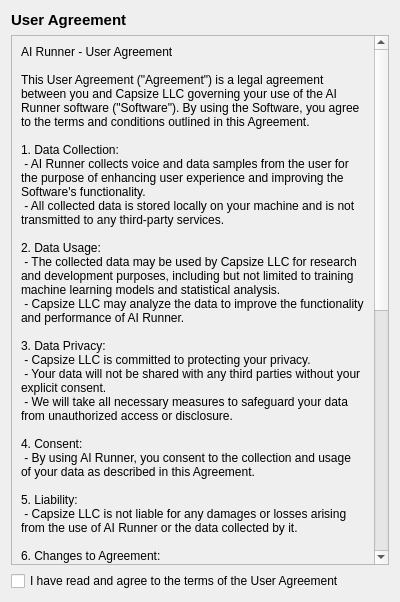
First picture: the form in src/airunner/windows/setup_wizard/user_agreement/templates/user_agreement.ui, repository Capsize-Games/airunner, before the edit.
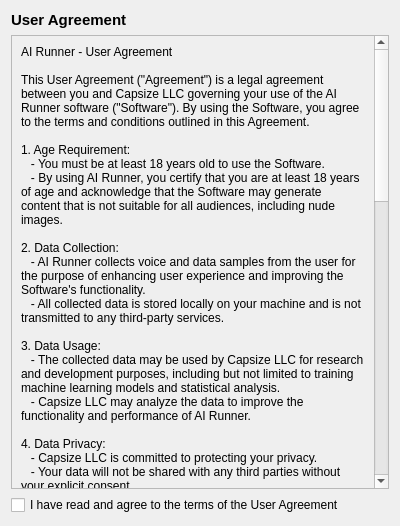
Second picture: the form after the edit.

```diff
--- a/src/airunner/windows/setup_wizard/user_agreement/templates/user_agreement.ui
+++ b/src/airunner/windows/setup_wizard/user_agreement/templates/user_agreement.ui
@@ -7,7 +7,7 @@
     <x>0</x>
     <y>0</y>
     <width>400</width>
-    <height>602</height>
+    <height>526</height>
    </rect>
   </property>
   <property name="windowTitle">
@@ -25,7 +25,7 @@
         <x>0</x>
         <y>0</y>
         <width>366</width>
-        <height>902</height>
+        <height>1565</height>
        </rect>
       </property>
       <layout class="QGridLayout" name="gridLayout">
@@ -36,43 +36,53 @@
 
 This User Agreement (&quot;Agreement&quot;) is a legal agreement between you and Capsize LLC governing your use of the AI Runner software (&quot;Software&quot;). By using the Software, you agree to the terms and conditions outlined in this Agreement.
 
-1. Data Collection:
- - AI Runner collects voice and data samples from the user for the purpose of enhancing user experience and improving the Software's functionality.
- - All collected data is stored locally on your machine and is not transmitted to any third-party services.
+1. Age Requirement:
+   - You must be at least 18 years old to use the Software.
+   - By using AI Runner, you certify that you are at least 18 years of age and acknowledge that the Software may generate content that is not suitable for all audiences, including nude images.
 
-2. Data Usage:
- - The collected data may be used by Capsize LLC for research and development purposes, including but not limited to training machine learning models and statistical analysis.
- - Capsize LLC may analyze the data to improve the functionality and performance of AI Runner.
+2. Data Collection:
+   - AI Runner collects voice and data samples from the user for the purpose of enhancing user experience and improving the Software's functionality.
+   - All collected data is stored locally on your machine and is not transmitted to any third-party services.
 
-3. Data Privacy:
- - Capsize LLC is committed to protecting your privacy.
- - Your data will not be shared with any third parties without your explicit consent.
- - We will take all necessary measures to safeguard your data from unauthorized access or disclosure.
+3. Data Usage:
+   - The collected data may be used by Capsize LLC for research and development purposes, including but not limited to training machine learning models and statistical analysis.
+   - Capsize LLC may analyze the data to improve the functionality and performance of AI Runner.
 
-4. Consent:
- - By using AI Runner, you consent to the collection and usage of your data as described in this Agreement.
+4. Data Privacy:
+   - Capsize LLC is committed to protecting your privacy.
+   - Your data will not be shared with any third parties without your explicit consent.
+   - We will take all necessary measures to safeguard your data from unauthorized access or disclosure.
 
-5. Liability:
- - Capsize LLC is not liable for any damages or losses arising from the use of AI Runner or the data collected by it.
+5. Consent:
+   - By using AI Runner, you consent to the collection and usage of your data as described in this Agreement.
 
-6. Changes to Agreement:
- - Capsize LLC reserves the right to modify this Agreement at any time. Any changes will be notified to users through AI Runner or Capsize LLC's website.
+6. Liability:
+   - Capsize LLC is not liable for any damages or losses arising from the use of AI Runner or the data collected by it.
+   - Capsize LLC is not responsible for any offensive or inappropriate content generated by AI Runner.
 
-7. Contact:
- - If you have any questions or concerns about this Agreement or AI Runner, please contact Capsize LLC at [insert contact information].
+7. Changes to Agreement:
+   - Capsize LLC reserves the right to modify this Agreement at any time. Any changes will be notified to users through AI Runner or Capsize LLC's website.
 
-8. Experimental Features:
- - AI Runner includes highly experimental features such as vision and voice processing chatbots and image generation capabilities.
- - These features are intended for use by adults and experts only and should not be relied upon for critical or sensitive tasks.
- - The outputs generated by these experimental features may be inaccurate, biased, or inappropriate, and should be treated with caution and skepticism.
- - Capsize LLC makes no guarantees or warranties regarding the performance, reliability, or suitability of these experimental features.
+8. Contact:
+   - If you have any questions or concerns about this Agreement or AI Runner, please contact Capsize LLC at [insert contact information].
 
-9. Open Source Software:
- - AI Runner is an open source software application that is capable of running open source AI models.
- - The use of open source AI models within AI Runner is subject to the respective licenses and terms of those models.
- - Capsize LLC is not responsible for the functionality, performance, or content of the open source AI models used within AI Runner.
+9. Content Warning:
+   - AI Runner includes features that can generate images and content, some of which may be considered sensitive or inappropriate for some users.
+   - Users are advised to use these features responsibly and are warned that the generated content may include nude images, which are intended only for adult users.
 
-By using AI Runner, you acknowledge that you have read, understood, and agree to be bound by the terms and conditions of this Agreement.</string>
+10. Experimental Features:
+    - AI Runner includes highly experimental features such as vision and voice processing chatbots and image generation capabilities.
+    - These features are intended for use by adults and experts only and should not be relied upon for critical or sensitive tasks.
+    - The outputs generated by these experimental features may be inaccurate, biased, or inappropriate, and should be treated with caution and skepticism.
+    - Capsize LLC makes no guarantees or warranties regarding the performance, reliability, or suitability of these experimental features.
+
+11. Open Source Software:
+    - AI Runner is an open source software application that is capable of running open source AI models.
+    - The use of open source AI models within AI Runner is subject to the respective licenses and terms of those models.
+    - Capsize LLC is not responsible for the functionality, performance, or content of the open source AI models used within AI Runner.
+
+By using AI Runner, you acknowledge that you have read, understood, and agree to be bound by the terms and conditions of this Agreement.
+</string>
          </property>
          <property name="wordWrap">
           <bool>true</bool>
```
